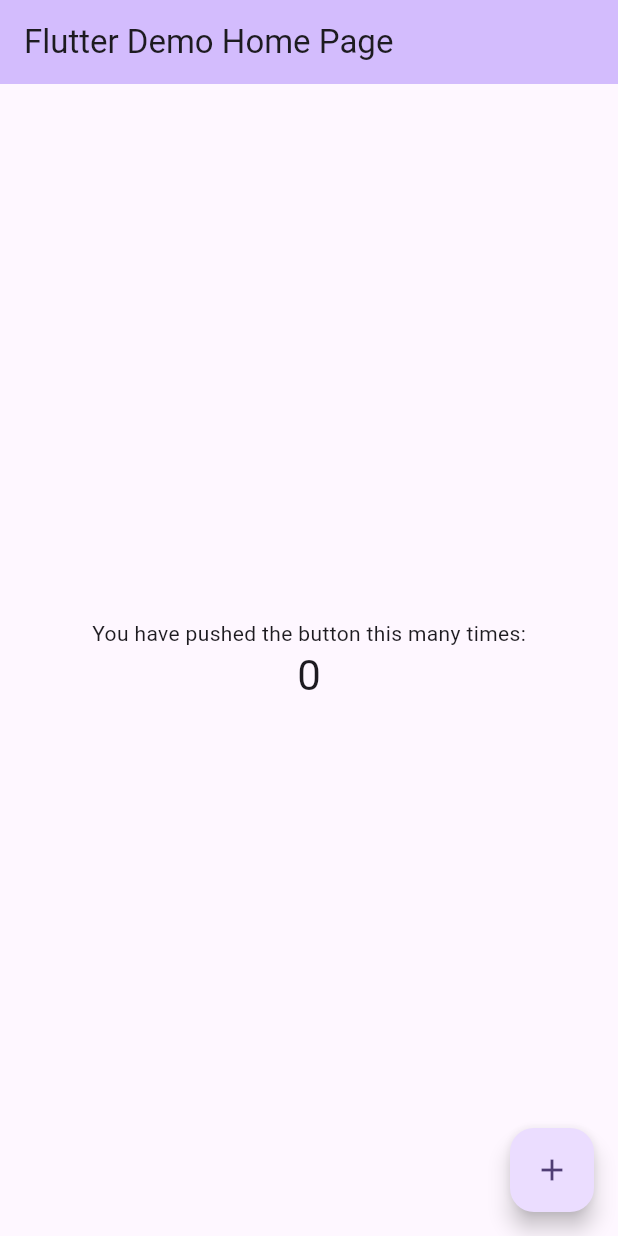
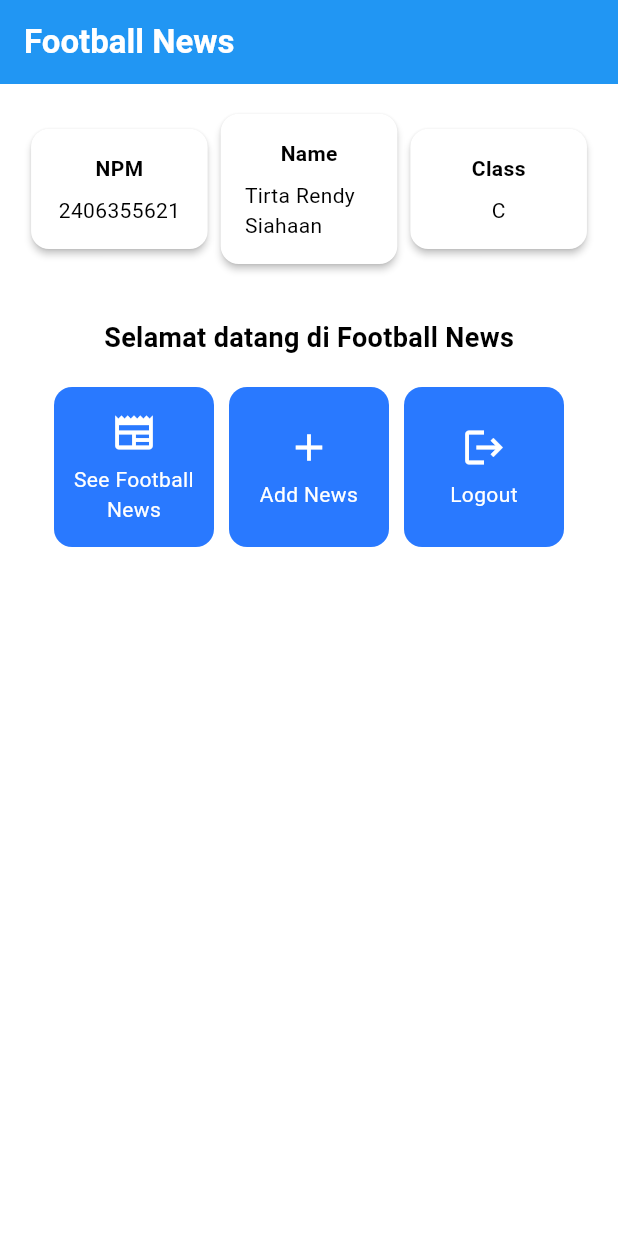
Before and after one commit to tirrexx-x64/football-news-mobile, a Flutter app: the screen it shows after launch, on a phone screen of 412 x 824 dp. Run offline on Flutter 3.47's test engine with Material 3 defaults, Android fonts, the phone set to English and light mode, and no system bars.

Commit message:
Beres tutor 6

```diff
--- a/lib/main.dart
+++ b/lib/main.dart
@@ -1,4 +1,5 @@
 import 'package:flutter/material.dart';
+import 'package:football_news/menu.dart';
 
 void main() {
   runApp(const MyApp());
@@ -7,116 +8,16 @@ void main() {
 class MyApp extends StatelessWidget {
   const MyApp({super.key});
 
-  // This widget is the root of your application.
   @override
   Widget build(BuildContext context) {
     return MaterialApp(
-      title: 'Flutter Demo',
+      title: 'Football News',
       theme: ThemeData(
-        // This is the theme of your application.
-        //
-        // TRY THIS: Try running your application with "flutter run". You'll see
-        // the application has a purple toolbar. Then, without quitting the app,
-        // try changing the seedColor in the colorScheme below to Colors.green
-        // and then invoke "hot reload" (save your changes or press the "hot
-        // reload" button in a Flutter-supported IDE, or press "r" if you used
-        // the command line to start the app).
-        //
-        // Notice that the counter didn't reset back to zero; the application
-        // state is not lost during the reload. To reset the state, use hot
-        // restart instead.
-        //
-        // This works for code too, not just values: Most code changes can be
-        // tested with just a hot reload.
-        colorScheme: ColorScheme.fromSeed(seedColor: Colors.deepPurple),
+        colorScheme: ColorScheme.fromSwatch(primarySwatch: Colors.blue)
+ .copyWith(secondary: Colors.blueAccent[400]),
+        useMaterial3: true,
       ),
-      home: const MyHomePage(title: 'Flutter Demo Home Page'),
+      home: MyHomePage(), // sudah dihapus const dan parameter title
     );
   }
 }
-
-class MyHomePage extends StatefulWidget {
-  const MyHomePage({super.key, required this.title});
-
-  // This widget is the home page of your application. It is stateful, meaning
-  // that it has a State object (defined below) that contains fields that affect
-  // how it looks.
-
-  // This class is the configuration for the state. It holds the values (in this
-  // case the title) provided by the parent (in this case the App widget) and
-  // used by the build method of the State. Fields in a Widget subclass are
-  // always marked "final".
-
-  final String title;
-
-  @override
-  State<MyHomePage> createState() => _MyHomePageState();
-}
-
-class _MyHomePageState extends State<MyHomePage> {
-  int _counter = 0;
-
-  void _incrementCounter() {
-    setState(() {
-      // This call to setState tells the Flutter framework that something has
-      // changed in this State, which causes it to rerun the build method below
-      // so that the display can reflect the updated values. If we changed
-      // _counter without calling setState(), then the build method would not be
-      // called again, and so nothing would appear to happen.
-      _counter++;
-    });
-  }
-
-  @override
-  Widget build(BuildContext context) {
-    // This method is rerun every time setState is called, for instance as done
-    // by the _incrementCounter method above.
-    //
-    // The Flutter framework has been optimized to make rerunning build methods
-    // fast, so that you can just rebuild anything that needs updating rather
-    // than having to individually change instances of widgets.
-    return Scaffold(
-      appBar: AppBar(
-        // TRY THIS: Try changing the color here to a specific color (to
-        // Colors.amber, perhaps?) and trigger a hot reload to see the AppBar
-        // change color while the other colors stay the same.
-        backgroundColor: Theme.of(context).colorScheme.inversePrimary,
-        // Here we take the value from the MyHomePage object that was created by
-        // the App.build method, and use it to set our appbar title.
-        title: Text(widget.title),
-      ),
-      body: Center(
-        // Center is a layout widget. It takes a single child and positions it
-        // in the middle of the parent.
-        child: Column(
-          // Column is also a layout widget. It takes a list of children and
-          // arranges them vertically. By default, it sizes itself to fit its
-          // children horizontally, and tries to be as tall as its parent.
-          //
-          // Column has various properties to control how it sizes itself and
-          // how it positions its children. Here we use mainAxisAlignment to
-          // center the children vertically; the main axis here is the vertical
-          // axis because Columns are vertical (the cross axis would be
-          // horizontal).
-          //
-          // TRY THIS: Invoke "debug painting" (choose the "Toggle Debug Paint"
-          // action in the IDE, or press "p" in the console), to see the
-          // wireframe for each widget.
-          mainAxisAlignment: MainAxisAlignment.center,
-          children: <Widget>[
-            const Text('You have pushed the button this many times:'),
-            Text(
-              '$_counter',
-              style: Theme.of(context).textTheme.headlineMedium,
-            ),
-          ],
-        ),
-      ),
-      floatingActionButton: FloatingActionButton(
-        onPressed: _incrementCounter,
-        tooltip: 'Increment',
-        child: const Icon(Icons.add),
-      ), // This trailing comma makes auto-formatting nicer for build methods.
-    );
-  }
-}
--- /dev/null
+++ b/lib/menu.dart
@@ -0,0 +1,180 @@
+import 'package:flutter/material.dart';
+
+// ======================================================
+// Class ItemHomepage
+// ======================================================
+// Menyimpan data untuk setiap tombol card (name dan icon)
+class ItemHomepage {
+  final String name;
+  final IconData icon;
+
+  ItemHomepage(this.name, this.icon);
+}
+
+// ======================================================
+// Class InfoCard
+// ======================================================
+// Kartu informasi sederhana untuk menampilkan NPM, Nama, dan Kelas.
+class InfoCard extends StatelessWidget {
+  final String title;   // Judul kartu
+  final String content; // Isi kartu
+
+  const InfoCard({super.key, required this.title, required this.content});
+
+  @override
+  Widget build(BuildContext context) {
+    return Card(
+      elevation: 2.0,
+      child: Container(
+        width: MediaQuery.of(context).size.width / 3.5,
+        padding: const EdgeInsets.all(16.0),
+        child: Column(
+          children: [
+            Text(
+              title,
+              style: const TextStyle(fontWeight: FontWeight.bold),
+            ),
+            const SizedBox(height: 8.0),
+            Text(content),
+          ],
+        ),
+      ),
+    );
+  }
+}
+
+// ======================================================
+// Class ItemCard
+// ======================================================
+// Card tombol dengan ikon dan teks
+class ItemCard extends StatelessWidget {
+  final ItemHomepage item;
+
+  const ItemCard(this.item, {super.key});
+
+  @override
+  Widget build(BuildContext context) {
+    return Material(
+      color: Theme.of(context).colorScheme.secondary,
+      borderRadius: BorderRadius.circular(12),
+      child: InkWell(
+        onTap: () {
+          ScaffoldMessenger.of(context)
+            ..hideCurrentSnackBar()
+            ..showSnackBar(
+              SnackBar(
+                content: Text("Kamu telah menekan tombol ${item.name}!"),
+              ),
+            );
+        },
+        child: Container(
+          padding: const EdgeInsets.all(8),
+          child: Center(
+            child: Column(
+              mainAxisAlignment: MainAxisAlignment.center,
+              children: [
+                Icon(
+                  item.icon,
+                  color: Colors.white,
+                  size: 30.0,
+                ),
+                const Padding(padding: EdgeInsets.all(3)),
+                Text(
+                  item.name,
+                  textAlign: TextAlign.center,
+                  style: const TextStyle(color: Colors.white),
+                ),
+              ],
+            ),
+          ),
+        ),
+      ),
+    );
+  }
+}
+
+// ======================================================
+// Class MyHomePage
+// ======================================================
+// Halaman utama aplikasi yang menampilkan InfoCard dan ItemCard
+class MyHomePage extends StatelessWidget {
+  MyHomePage({super.key});
+
+  // Data pribadi
+  final String nama = "Tirta Rendy Siahaan";
+  final String npm = "2406355621";
+  final String kelas = "C";
+
+  // Daftar tombol di halaman utama
+  final List<ItemHomepage> items = [
+    ItemHomepage("See Football News", Icons.newspaper),
+    ItemHomepage("Add News", Icons.add),
+    ItemHomepage("Logout", Icons.logout),
+  ];
+
+  @override
+  Widget build(BuildContext context) {
+    return Scaffold(
+      appBar: AppBar(
+        title: const Text(
+          'Football News',
+          style: TextStyle(
+            color: Colors.white,
+            fontWeight: FontWeight.bold,
+          ),
+        ),
+        backgroundColor: Theme.of(context).colorScheme.primary,
+      ),
+      body: Padding(
+        padding: const EdgeInsets.all(16.0),
+        child: Column(
+          crossAxisAlignment: CrossAxisAlignment.center,
+          children: [
+            // Baris InfoCard
+            Row(
+              mainAxisAlignment: MainAxisAlignment.spaceEvenly,
+              children: [
+                InfoCard(title: 'NPM', content: npm),
+                InfoCard(title: 'Name', content: nama),
+                InfoCard(title: 'Class', content: kelas),
+              ],
+            ),
+
+            const SizedBox(height: 16.0),
+
+            // Konten utama
+            Center(
+              child: Column(
+                children: [
+                  const Padding(
+                    padding: EdgeInsets.only(top: 16.0),
+                    child: Text(
+                      'Selamat datang di Football News',
+                      style: TextStyle(
+                        fontWeight: FontWeight.bold,
+                        fontSize: 18.0,
+                      ),
+                    ),
+                  ),
+
+                  // Grid tombol
+                  GridView.count(
+                    primary: true,
+                    padding: const EdgeInsets.all(20),
+                    crossAxisSpacing: 10,
+                    mainAxisSpacing: 10,
+                    crossAxisCount: 3,
+                    shrinkWrap: true,
+                    children: items.map((ItemHomepage item) {
+                      return ItemCard(item);
+                    }).toList(),
+                  ),
+                ],
+              ),
+            ),
+          ],
+        ),
+      ),
+    );
+  }
+}
```
